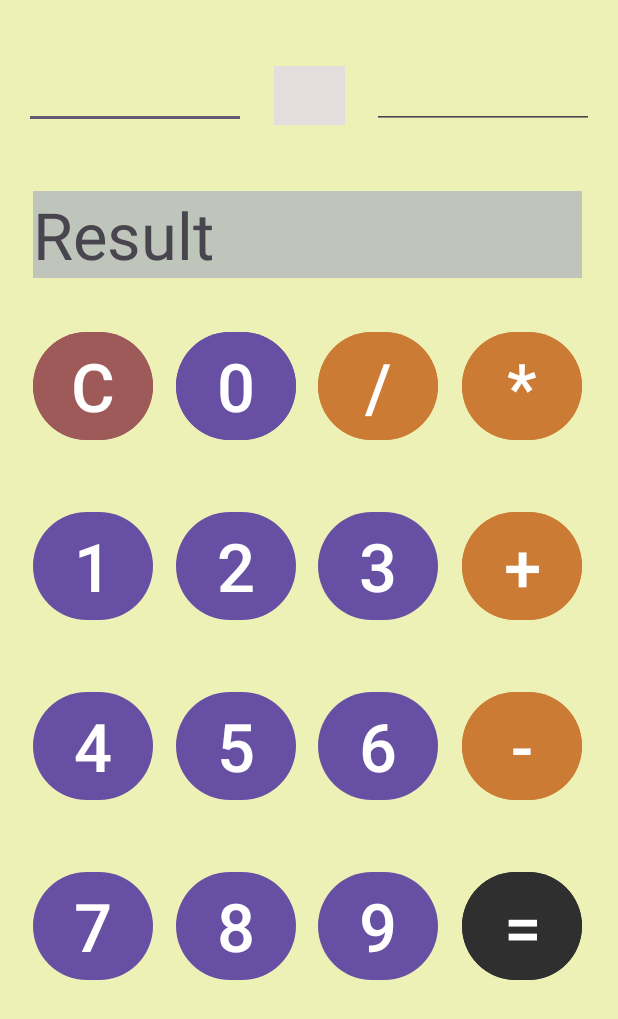
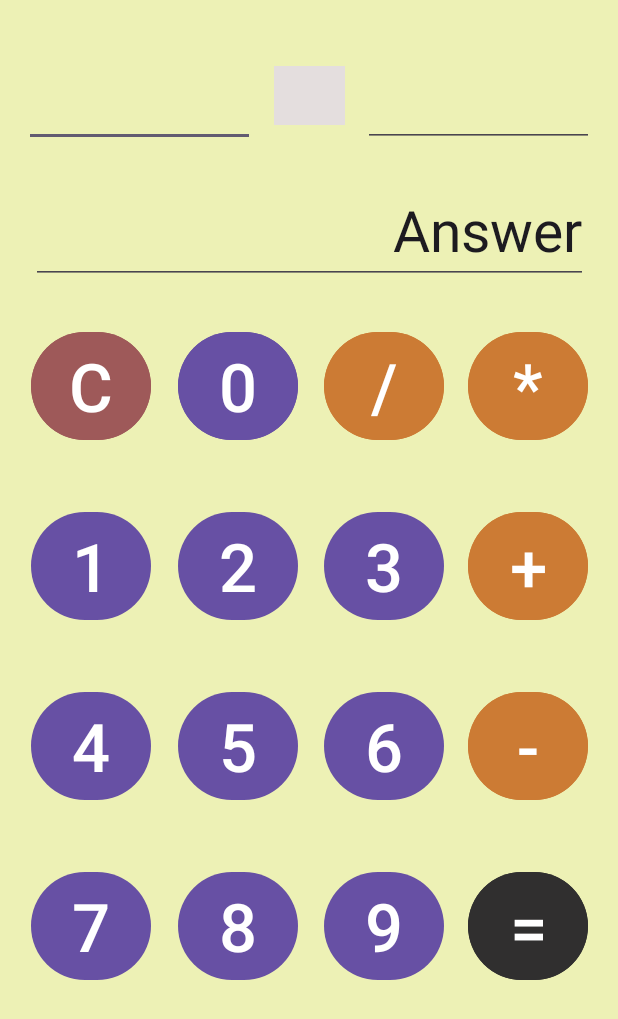
Before and after one commit to ClushAKvK/MobileLab1, an Android app: the screen it shows after launch (MainActivity), on a phone screen of 412 x 824 dp. Shown: the top 1019 px of the screen. Run offline under Robolectric (Android 15) with nearby library versions, the phone set to English and light mode, and no system bars.

Commit message:
Add anwer plain text

```diff
--- a/app/src/main/java/ru/shirko/mobiledevelopment/calculator2/MainActivity.kt
+++ b/app/src/main/java/ru/shirko/mobiledevelopment/calculator2/MainActivity.kt
@@ -16,7 +16,7 @@ class MainActivity : AppCompatActivity() {
     private lateinit var edLeftNumber: EditText
     private lateinit var edRightNumber: EditText
     private lateinit var tvOperand: TextView
-    private lateinit var tvResult: TextView
+    private lateinit var edResult: EditText
 
     override fun onCreate(savedInstanceState: Bundle?) {
         super.onCreate(savedInstanceState)
@@ -25,7 +25,7 @@ class MainActivity : AppCompatActivity() {
         edLeftNumber = findViewById(R.id.edLeftNumber)
         edRightNumber = findViewById(R.id.edRightNumber)
         tvOperand = findViewById(R.id.tvOperand)
-        tvResult = findViewById(R.id.tvResult)
+        edResult = findViewById(R.id.edResult)
 
         val btnDigits: List<View> = listOf(
             findViewById(R.id.btnDigit_0),
@@ -77,7 +77,7 @@ class MainActivity : AppCompatActivity() {
         findViewById<Button>(R.id.btnCalculate).setOnClickListener{
             val result = calculateExpression()
 
-            tvResult.text = if (result%1 == 0.0) result.toInt().toString() else result.toString()
+            edResult.setText(if (result%1 == 0.0) result.toInt().toString() else result.toString())
             clearExpression(result=false)
         }
 
@@ -141,7 +141,7 @@ class MainActivity : AppCompatActivity() {
             tvOperand.text = ""
         }
         if (result) {
-            tvResult.text = ""
+            edResult.setText("")
         }
     }
 
--- a/app/src/main/res/layout/activity_main.xml
+++ b/app/src/main/res/layout/activity_main.xml
@@ -132,7 +132,7 @@
         android:autoSizeTextType="uniform"
         android:backgroundTint="#CC7B34"
         android:text="*"
-        app:layout_constraintEnd_toEndOf="@+id/tvResult"
+        app:layout_constraintEnd_toEndOf="@+id/edResult"
         app:layout_constraintTop_toTopOf="@+id/btnDivide" />
 
     <Button
@@ -162,12 +162,12 @@
         android:id="@+id/btnClear"
         android:layout_width="80dp"
         android:layout_height="80dp"
-        android:layout_marginTop="32dp"
+        android:layout_marginTop="28dp"
         android:autoSizeTextType="uniform"
         android:backgroundTint="#9E5959"
         android:text="C"
-        app:layout_constraintStart_toStartOf="@+id/tvResult"
-        app:layout_constraintTop_toBottomOf="@+id/tvResult" />
+        app:layout_constraintStart_toStartOf="@+id/edResult"
+        app:layout_constraintTop_toBottomOf="@+id/edResult" />
 
     <TextView
         android:id="@+id/tvOperand"
@@ -183,37 +183,23 @@
         app:layout_constraintStart_toEndOf="@+id/edLeftNumber"
         app:layout_constraintTop_toTopOf="@+id/edRightNumber" />
 
-    <TextView
-        android:id="@+id/tvResult"
-        android:layout_width="366dp"
-        android:layout_height="58dp"
-        android:layout_marginStart="4dp"
-        android:layout_marginTop="44dp"
-        android:autoSizeTextType="uniform"
-        android:background="#C0C5BB"
-        android:text="Result"
-        app:layout_constraintEnd_toEndOf="@+id/edRightNumber"
-        app:layout_constraintHorizontal_bias="0.222"
-        app:layout_constraintStart_toStartOf="@+id/edLeftNumber"
-        app:layout_constraintTop_toBottomOf="@+id/tvOperand" />
-
     <EditText
         android:id="@+id/edLeftNumber"
-        android:layout_width="148dp"
-        android:layout_height="50dp"
+        android:layout_width="154dp"
+        android:layout_height="62dp"
         android:layout_marginStart="16dp"
         android:layout_marginTop="36dp"
         android:autoSizeTextType="uniform"
         android:ems="10"
         android:inputType="text"
-        android:textSize="28sp"
+        android:textSize="32sp"
         app:layout_constraintStart_toStartOf="parent"
         app:layout_constraintTop_toTopOf="parent" />
 
     <EditText
         android:id="@+id/edRightNumber"
-        android:layout_width="148dp"
-        android:layout_height="50dp"
+        android:layout_width="154dp"
+        android:layout_height="62dp"
         android:layout_marginEnd="16dp"
         android:autoSizeTextType="uniform"
         android:ems="10"
@@ -222,4 +208,18 @@
         app:layout_constraintEnd_toEndOf="parent"
         app:layout_constraintTop_toTopOf="@+id/edLeftNumber" />
 
+    <EditText
+        android:id="@+id/edResult"
+        android:layout_width="371dp"
+        android:layout_height="66dp"
+        android:layout_marginTop="40dp"
+        android:ems="10"
+        android:inputType="text"
+        android:text="Answer"
+        android:textAlignment="textEnd"
+        android:textSize="38sp"
+        app:layout_constraintEnd_toEndOf="@+id/edRightNumber"
+        app:layout_constraintStart_toStartOf="@+id/edLeftNumber"
+        app:layout_constraintTop_toBottomOf="@+id/tvOperand" />
+
 </androidx.constraintlayout.widget.ConstraintLayout>
```
